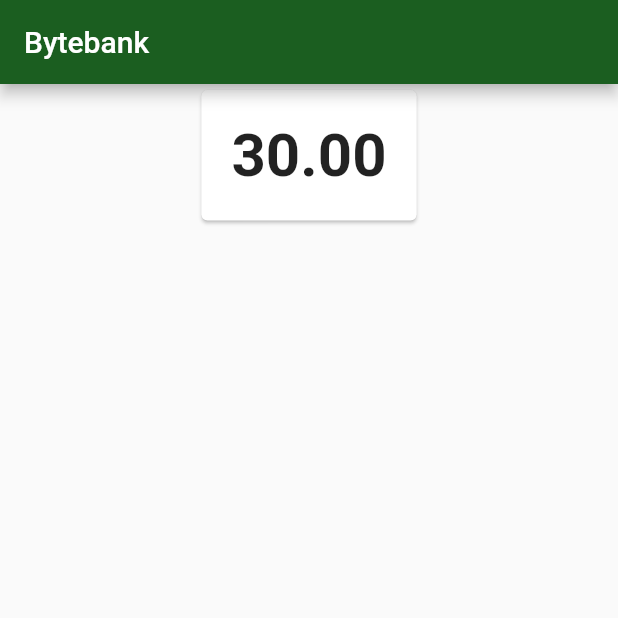
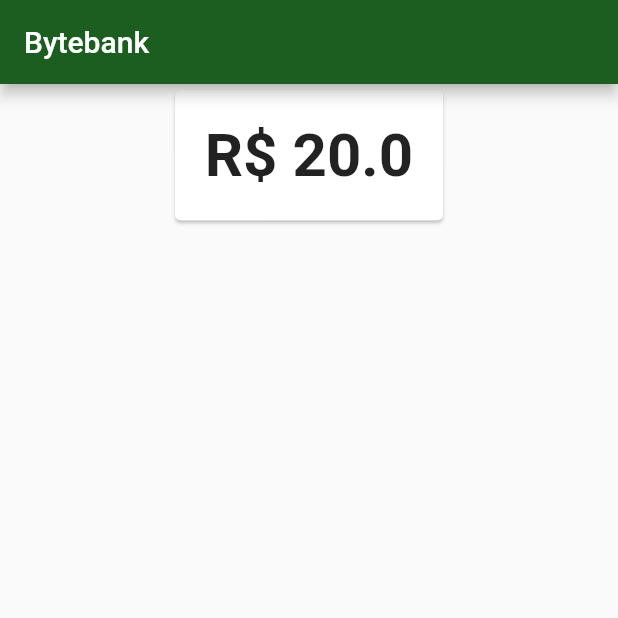
Before and after one commit to ohenriquemonte/flutter-estados-provider-alr, a Flutter app: the screen it shows after launch, on a phone screen of 412 x 824 dp, the top half of it. Run offline on Flutter 3.47's test engine with Material 2 defaults, Android fonts, the phone set to English and light mode, and no system bars.

Commit message:
01.04 - Saldo

```diff
--- a/lib/main.dart
+++ b/lib/main.dart
@@ -1,4 +1,4 @@
-import 'package:bytebank/screens/dashboard.dart';
+import 'package:bytebank/screens/dashboard/dashboard.dart';
 import 'package:bytebank/screens/transferencia/lista.dart';
 import 'package:flutter/material.dart';
 
--- /dev/null
+++ b/lib/models/saldo.dart
@@ -0,0 +1,10 @@
+class Saldo {
+  final double valor;
+
+  Saldo(this.valor);
+
+  @override
+  String toString() {
+    return 'R\$ $valor';
+  }
+}
--- a/lib/screens/dashboard.dart
+++ b/lib/screens/dashboard/dashboard.dart
@@ -1,4 +1,5 @@
-import 'package:bytebank/components/saldo.dart';
+import 'package:bytebank/models/saldo.dart';
+import 'package:bytebank/screens/dashboard/saldo.dart';
 import 'package:flutter/material.dart';
 
 class DashBoard extends StatelessWidget {
@@ -9,8 +10,10 @@ class DashBoard extends StatelessWidget {
         title: Text("Bytebank"),
       ),
       body: Align(
-        child: Saldo(),
         alignment: Alignment.topCenter,
+        child: SaldoCard(
+          Saldo(20.00),
+        ),
       ),
     );
   }
--- a/lib/components/saldo.dart
+++ b/lib/screens/dashboard/saldo.dart
@@ -1,13 +1,18 @@
+import 'package:bytebank/models/saldo.dart';
 import 'package:flutter/material.dart';
 
-class Saldo extends StatelessWidget {
+class SaldoCard extends StatelessWidget {
+  final Saldo saldo;
+
+  SaldoCard(this.saldo);
+
   @override
   Widget build(BuildContext context) {
     return Card(
       child: Padding(
-        padding: EdgeInsets.all(20),
+        padding: EdgeInsets.all(20.00),
         child: Text(
-          '30.00',
+          saldo.toString(),
           textAlign: TextAlign.center,
           style: TextStyle(
             fontSize: 40,
```
